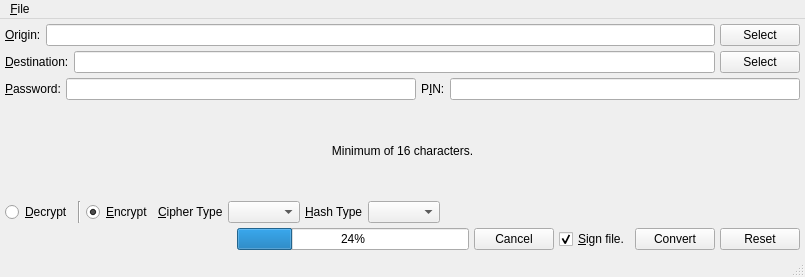
Old version of the form GoldBug-UI/encryptfile.ui in the repository xloem/spot-on-svn.
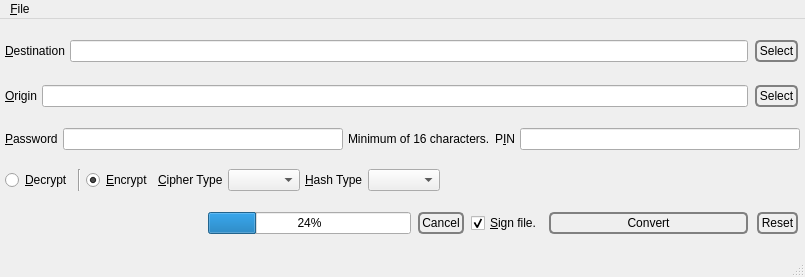
New version of the form. Icons and pictures are not drawn.

Diff of the .ui file:
```diff
--- a/GoldBug-UI/encryptfile.ui
+++ b/GoldBug-UI/encryptfile.ui
@@ -22,36 +22,21 @@
     <property name="margin">
      <number>5</number>
     </property>
-    <item>
-     <layout class="QHBoxLayout" name="horizontalLayout">
-      <item>
-       <widget class="QLabel" name="label">
-        <property name="text">
-         <string>&amp;Origin:</string>
-        </property>
-        <property name="buddy">
-         <cstring>file</cstring>
-        </property>
-       </widget>
-      </item>
-      <item>
-       <widget class="QLineEdit" name="file"/>
-      </item>
-      <item>
-       <widget class="QPushButton" name="select">
-        <property name="text">
-         <string>Select</string>
-        </property>
-       </widget>
-      </item>
-     </layout>
-    </item>
+    <property name="topMargin">
+     <number>5</number>
+    </property>
+    <property name="rightMargin">
+     <number>5</number>
+    </property>
+    <property name="bottomMargin">
+     <number>5</number>
+    </property>
     <item>
      <layout class="QHBoxLayout" name="horizontalLayout_3">
       <item>
        <widget class="QLabel" name="label_8">
         <property name="text">
-         <string>&amp;Destination:</string>
+         <string>&amp;Destination</string>
         </property>
         <property name="buddy">
          <cstring>destination</cstring>
@@ -63,6 +48,76 @@
       </item>
       <item>
        <widget class="QPushButton" name="selectDestination">
+        <property name="styleSheet">
+         <string notr="true">QPushButton {
+ border: 2px solid gray;
+ background-color: qlineargradient(x1: 0, y1: 0, x2: 0, y2: 1,
+                                   stop: 0 #E0E0E0, stop: 1 #FFFFFF);
+ border-radius: 5px;
+ margin: 2px;
+ padding: 2px;
+ }
+
+
+QPushButton:hover { 
+background-color: qlineargradient(x1: 0, y1: 0, x2: 0, y2: 1,
+                                   stop: 0 rgb(254,229,172), stop: 1 #FFFFFF);
+background-position: top center; } 
+
+
+QPushButton:pressed {
+     background-color: darkgrey;
+     border-style: inset;
+ }
+</string>
+        </property>
+        <property name="text">
+         <string>Select</string>
+        </property>
+       </widget>
+      </item>
+     </layout>
+    </item>
+    <item>
+     <layout class="QHBoxLayout" name="horizontalLayout">
+      <item>
+       <widget class="QLabel" name="label">
+        <property name="text">
+         <string>&amp;Origin</string>
+        </property>
+        <property name="buddy">
+         <cstring>file</cstring>
+        </property>
+       </widget>
+      </item>
+      <item>
+       <widget class="QLineEdit" name="file"/>
+      </item>
+      <item>
+       <widget class="QPushButton" name="select">
+        <property name="styleSheet">
+         <string notr="true">QPushButton {
+ border: 2px solid gray;
+ background-color: qlineargradient(x1: 0, y1: 0, x2: 0, y2: 1,
+                                   stop: 0 #E0E0E0, stop: 1 #FFFFFF);
+ border-radius: 5px;
+ margin: 2px;
+ padding: 2px;
+ }
+
+
+QPushButton:hover { 
+background-color: qlineargradient(x1: 0, y1: 0, x2: 0, y2: 1,
+                                   stop: 0 rgb(254,229,172), stop: 1 #FFFFFF);
+background-position: top center; } 
+
+
+QPushButton:pressed {
+     background-color: darkgrey;
+     border-style: inset;
+ }
+</string>
+        </property>
         <property name="text">
          <string>Select</string>
         </property>
@@ -75,7 +130,7 @@
       <item>
        <widget class="QLabel" name="label_2">
         <property name="text">
-         <string>&amp;Password:</string>
+         <string>&amp;Password</string>
         </property>
         <property name="buddy">
          <cstring>password</cstring>
@@ -85,10 +140,17 @@
       <item>
        <widget class="QLineEdit" name="password"/>
       </item>
+      <item>
+       <widget class="QLabel" name="label_5">
+        <property name="text">
+         <string>Minimum of 16 characters.</string>
+        </property>
+       </widget>
+      </item>
       <item>
        <widget class="QLabel" name="label_6">
         <property name="text">
-         <string>P&amp;IN:</string>
+         <string>P&amp;IN</string>
         </property>
         <property name="buddy">
          <cstring>pin</cstring>
@@ -100,16 +162,6 @@
       </item>
      </layout>
     </item>
-    <item>
-     <widget class="QLabel" name="label_5">
-      <property name="text">
-       <string>Minimum of 16 characters.</string>
-      </property>
-      <property name="alignment">
-       <set>Qt::AlignCenter</set>
-      </property>
-     </widget>
-    </item>
     <item>
      <layout class="QHBoxLayout" name="horizontalLayout_5">
       <property name="spacing">
@@ -215,6 +267,29 @@
       </item>
       <item>
        <widget class="QPushButton" name="cancel">
+        <property name="styleSheet">
+         <string notr="true">QPushButton {
+ border: 2px solid gray;
+ background-color: qlineargradient(x1: 0, y1: 0, x2: 0, y2: 1,
+                                   stop: 0 #E0E0E0, stop: 1 #FFFFFF);
+ border-radius: 5px;
+ margin: 2px;
+ padding: 2px;
+ }
+
+
+QPushButton:hover { 
+background-color: qlineargradient(x1: 0, y1: 0, x2: 0, y2: 1,
+                                   stop: 0 rgb(254,229,172), stop: 1 #FFFFFF);
+background-position: top center; } 
+
+
+QPushButton:pressed {
+     background-color: darkgrey;
+     border-style: inset;
+ }
+</string>
+        </property>
         <property name="text">
          <string>Cancel</string>
         </property>
@@ -232,6 +307,35 @@
       </item>
       <item>
        <widget class="QPushButton" name="convert">
+        <property name="sizePolicy">
+         <sizepolicy hsizetype="Expanding" vsizetype="Fixed">
+          <horstretch>0</horstretch>
+          <verstretch>0</verstretch>
+         </sizepolicy>
+        </property>
+        <property name="styleSheet">
+         <string notr="true">QPushButton {
+ border: 2px solid gray;
+ background-color: qlineargradient(x1: 0, y1: 0, x2: 0, y2: 1,
+                                   stop: 0 #E0E0E0, stop: 1 #FFFFFF);
+ border-radius: 5px;
+ margin: 2px;
+ padding: 2px;
+ }
+
+
+QPushButton:hover { 
+background-color: qlineargradient(x1: 0, y1: 0, x2: 0, y2: 1,
+                                   stop: 0 rgb(254,229,172), stop: 1 #FFFFFF);
+background-position: top center; } 
+
+
+QPushButton:pressed {
+     background-color: darkgrey;
+     border-style: inset;
+ }
+</string>
+        </property>
         <property name="text">
          <string>Convert</string>
         </property>
@@ -239,6 +343,29 @@
       </item>
       <item>
        <widget class="QPushButton" name="reset">
+        <property name="styleSheet">
+         <string notr="true">QPushButton {
+ border: 2px solid gray;
+ background-color: qlineargradient(x1: 0, y1: 0, x2: 0, y2: 1,
+                                   stop: 0 #E0E0E0, stop: 1 #FFFFFF);
+ border-radius: 5px;
+ margin: 2px;
+ padding: 2px;
+ }
+
+
+QPushButton:hover { 
+background-color: qlineargradient(x1: 0, y1: 0, x2: 0, y2: 1,
+                                   stop: 0 rgb(254,229,172), stop: 1 #FFFFFF);
+background-position: top center; } 
+
+
+QPushButton:pressed {
+     background-color: darkgrey;
+     border-style: inset;
+ }
+</string>
+        </property>
         <property name="text">
          <string>Reset</string>
         </property>
```
Left out of the diff: 10 changed lines with no effect on the pictures.
